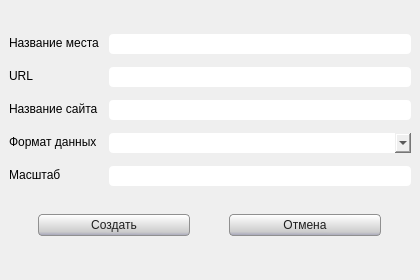
This is view/NewDockWidget.ui in AnyaIliyina/geo as Qt 5 draws it before an edit. The edited form follows.
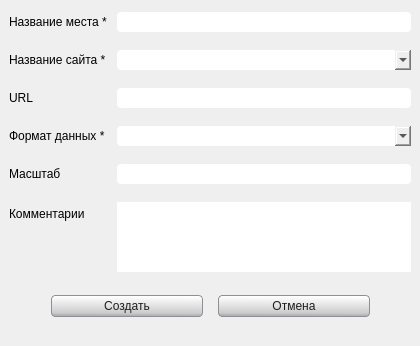
This is the edited form.

Patch:
```diff
--- a/view/NewDockWidget.ui
+++ b/view/NewDockWidget.ui
@@ -7,11 +7,11 @@
     <x>0</x>
     <y>0</y>
     <width>420</width>
-    <height>280</height>
+    <height>346</height>
    </rect>
   </property>
   <property name="sizePolicy">
-   <sizepolicy hsizetype="Fixed" vsizetype="Fixed">
+   <sizepolicy hsizetype="Minimum" vsizetype="Minimum">
     <horstretch>0</horstretch>
     <verstretch>0</verstretch>
    </sizepolicy>
@@ -19,13 +19,13 @@
   <property name="minimumSize">
    <size>
     <width>420</width>
-    <height>280</height>
+    <height>346</height>
    </size>
   </property>
   <property name="maximumSize">
    <size>
     <width>420</width>
-    <height>280</height>
+    <height>400</height>
    </size>
   </property>
   <property name="font">
@@ -40,32 +40,21 @@
    <property name="maximumSize">
     <size>
      <width>420</width>
-     <height>250</height>
+     <height>400</height>
     </size>
    </property>
-   <layout class="QGridLayout" name="gridLayout_2">
-    <item row="0" column="0">
-     <layout class="QVBoxLayout" name="verticalLayout">
-      <property name="spacing">
-       <number>10</number>
-      </property>
-      <property name="topMargin">
-       <number>10</number>
-      </property>
-      <item>
        <layout class="QGridLayout" name="gridLayout">
-        <property name="topMargin">
-         <number>0</number>
-        </property>
-        <property name="bottomMargin">
-         <number>20</number>
-        </property>
+    <item row="0" column="0">
+     <layout class="QFormLayout" name="formLayout">
         <property name="horizontalSpacing">
          <number>10</number>
         </property>
         <property name="verticalSpacing">
          <number>15</number>
         </property>
+      <property name="bottomMargin">
+       <number>10</number>
+      </property>
         <item row="0" column="0">
          <widget class="QLabel" name="label">
           <property name="font">
@@ -74,7 +63,7 @@
            </font>
           </property>
           <property name="text">
-           <string>Название места</string>
+         <string>Название места *</string>
           </property>
          </widget>
         </item>
@@ -97,36 +86,6 @@
          </widget>
         </item>
         <item row="1" column="0">
-         <widget class="QLabel" name="label_2">
-          <property name="font">
-           <font>
-            <pointsize>9</pointsize>
-           </font>
-          </property>
-          <property name="text">
-           <string>URL</string>
-          </property>
-         </widget>
-        </item>
-        <item row="1" column="1">
-         <widget class="QLineEdit" name="lineUrl">
-          <property name="font">
-           <font>
-            <pointsize>9</pointsize>
-           </font>
-          </property>
-          <property name="styleSheet">
-           <string notr="true">QLineEdit{
-border-radius:4;
-border-width:1px;
-max-height:20px;
-min-height:20px;
-
-}</string>
-          </property>
-         </widget>
-        </item>
-        <item row="2" column="0">
          <widget class="QLabel" name="label_3">
           <property name="font">
            <font>
@@ -134,12 +93,46 @@
            </font>
           </property>
           <property name="text">
-           <string>Название сайта</string>
+         <string>Название сайта *</string>
+        </property>
+       </widget>
+      </item>
+      <item row="1" column="1">
+       <widget class="QComboBox" name="boxSite">
+        <property name="font">
+         <font>
+          <pointsize>9</pointsize>
+         </font>
+        </property>
+        <property name="styleSheet">
+         <string notr="true">QComboBox{
+border-radius:4;
+border-width:1px;
+max-height:20px;
+min-height:20px;
+
+}
+QComboBox:editable{
+
+background-color: rgb(255, 255, 255);
+border-radius:4}</string>
+        </property>
+       </widget>
+      </item>
+      <item row="2" column="0">
+       <widget class="QLabel" name="label_2">
+        <property name="font">
+         <font>
+          <pointsize>9</pointsize>
+         </font>
+        </property>
+        <property name="text">
+         <string>URL </string>
           </property>
          </widget>
         </item>
         <item row="2" column="1">
-         <widget class="QLineEdit" name="lineSite">
+       <widget class="QLineEdit" name="lineUrl">
           <property name="font">
            <font>
             <pointsize>9</pointsize>
@@ -164,7 +157,7 @@
            </font>
           </property>
           <property name="text">
-           <string>Формат данных</string>
+         <string>Формат данных *</string>
           </property>
          </widget>
         </item>
@@ -188,26 +181,6 @@
 background-color: rgb(255, 255, 255);
 border-radius:4}</string>
           </property>
-          <item>
-           <property name="text">
-            <string/>
-           </property>
-          </item>
-          <item>
-           <property name="text">
-            <string>Shapefile</string>
-           </property>
-          </item>
-          <item>
-           <property name="text">
-            <string>Jpg</string>
-           </property>
-          </item>
-          <item>
-           <property name="text">
-            <string>Png</string>
-           </property>
-          </item>
          </widget>
         </item>
         <item row="4" column="0">
@@ -240,10 +213,46 @@
           </property>
          </widget>
         </item>
-       </layout>
-      </item>
-      <item>
+      <item row="5" column="0">
+       <widget class="QLabel" name="label_6">
+        <property name="text">
+         <string>Комментарии</string>
+        </property>
+       </widget>
+      </item>
+      <item row="5" column="1">
+       <widget class="QTextEdit" name="textEdit">
+        <property name="styleSheet">
+         <string notr="true">QTextEdit{
+border-radius:8;
+border-width:1px;
+max-height:70px;
+min-height:70px;
+
+}</string>
+        </property>
+       </widget>
+      </item>
+     </layout>
+    </item>
+    <item row="2" column="0">
        <layout class="QHBoxLayout" name="horizontalLayout">
+      <property name="spacing">
+       <number>15</number>
+      </property>
+      <item>
+       <spacer name="horizontalSpacer">
+        <property name="orientation">
+         <enum>Qt::Horizontal</enum>
+        </property>
+        <property name="sizeHint" stdset="0">
+         <size>
+          <width>40</width>
+          <height>20</height>
+         </size>
+        </property>
+       </spacer>
+      </item>
         <item>
          <widget class="QPushButton" name="btnCreate">
           <property name="font">
@@ -304,11 +313,22 @@
           </property>
          </widget>
         </item>
-       </layout>
+      <item>
+       <spacer name="horizontalSpacer_2">
+        <property name="orientation">
+         <enum>Qt::Horizontal</enum>
+        </property>
+        <property name="sizeHint" stdset="0">
+         <size>
+          <width>40</width>
+          <height>20</height>
+         </size>
+        </property>
+       </spacer>
       </item>
      </layout>
     </item>
-    <item row="1" column="0">
+    <item row="3" column="0">
      <widget class="QLabel" name="lineError">
       <property name="font">
        <font>
```
Lines whose indentation alone changed are shown as unchanged.
